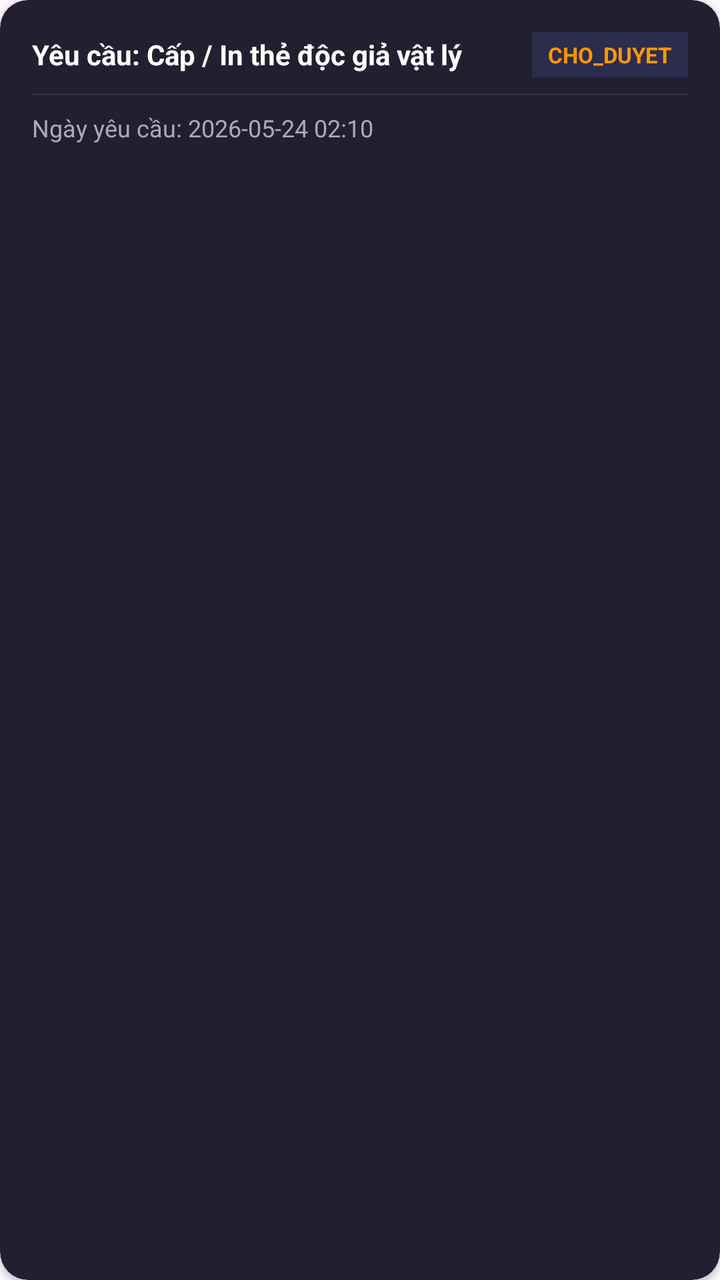
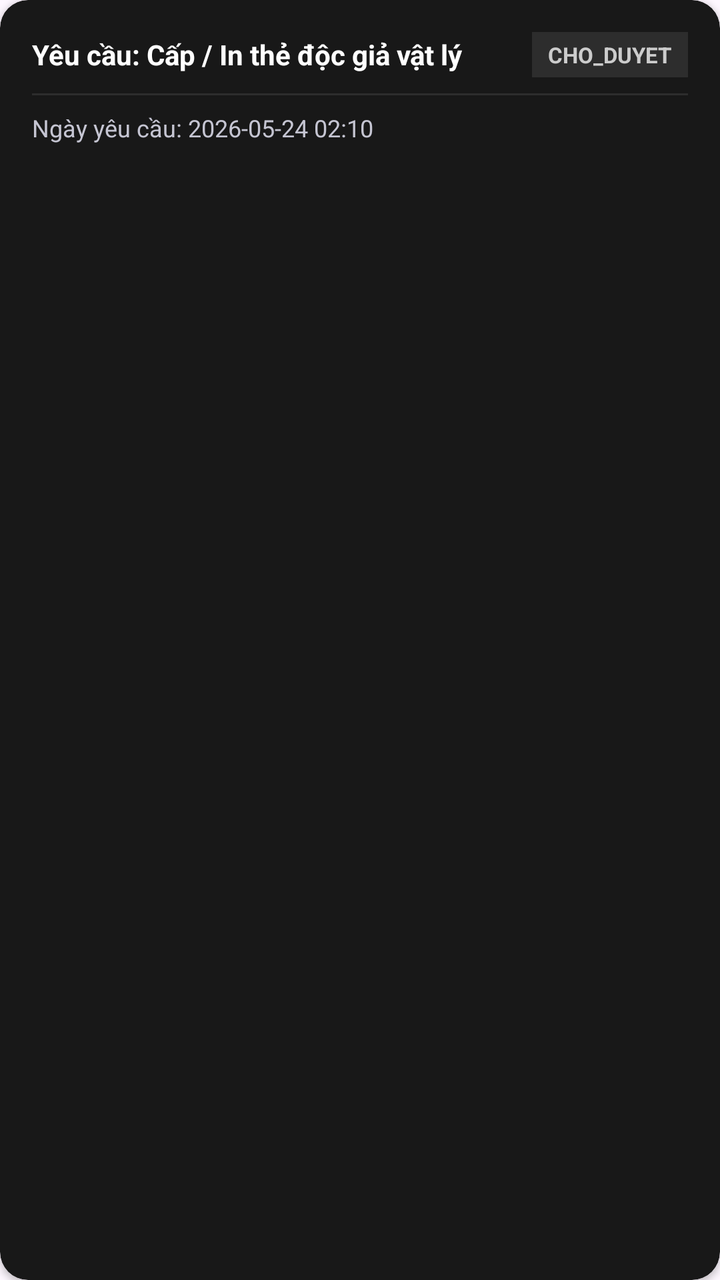

Screens rendered from an Android XML layout before and after an edit, with the pre-edit source and the edit as a unified diff.
<!-- AndroidManifest.xml: application theme Theme.QLTV -->
<!-- res/layout/item_my_request_card.xml -->
<?xml version="1.0" encoding="utf-8"?>
<androidx.cardview.widget.CardView xmlns:android="http://schemas.android.com/apk/res/android"
    xmlns:app="http://schemas.android.com/apk/res-auto"
    android:layout_width="match_parent"
    android:layout_height="wrap_content"
    android:layout_marginHorizontal="4dp"
    android:layout_marginVertical="6dp"
    app:cardBackgroundColor="#212030"
    app:cardCornerRadius="14dp"
    app:cardElevation="2dp">

    <LinearLayout
        android:layout_width="match_parent"
        android:layout_height="wrap_content"
        android:orientation="vertical"
        android:padding="16dp">

        <LinearLayout
            android:layout_width="match_parent"
            android:layout_height="wrap_content"
            android:gravity="center_vertical"
            android:orientation="horizontal">

            <TextView
                android:layout_width="0dp"
                android:layout_height="wrap_content"
                android:layout_weight="1"
                android:text="Yêu cầu: Cấp / In thẻ độc giả vật lý"
                android:textColor="#FFFFFF"
                android:textSize="14sp"
                android:textStyle="bold" />

            <TextView
                android:id="@+id/badgeMyCardReqStatus"
                android:layout_width="wrap_content"
                android:layout_height="wrap_content"
                android:background="#2E2C4D"
                android:paddingHorizontal="8dp"
                android:paddingVertical="4dp"
                android:text="CHO_DUYET"
                android:textColor="#FF9800"
                android:textSize="11sp"
                android:textStyle="bold" />
        </LinearLayout>

        <View
            android:layout_width="match_parent"
            android:layout_height="1dp"
            android:layout_marginVertical="8dp"
            android:background="#2E2C4D" />

        <TextView
            android:id="@+id/txtMyCardReqDate"
            android:layout_width="wrap_content"
            android:layout_height="wrap_content"
            android:text="Ngày yêu cầu: 2026-05-24 02:10"
            android:textColor="#B0A8B9"
            android:textSize="12sp" />

        <TextView
            android:id="@+id/txtMyCardReqPickup"
            android:layout_width="wrap_content"
            android:layout_height="wrap_content"
            android:layout_marginTop="2dp"
            android:text="Tình trạng nhận: Đã nhận thẻ tại quầy"
            android:textColor="#4CAF50"
            android:textSize="12sp"
            android:textStyle="bold"
            android:visibility="gone" />

        <TextView
            android:id="@+id/txtMyCardReqReason"
            android:layout_width="wrap_content"
            android:layout_height="wrap_content"
            android:layout_marginTop="2dp"
            android:text="Lý do từ chối: -"
            android:textColor="#FF5252"
            android:textSize="12sp"
            android:textStyle="italic"
            android:visibility="gone" />

    </LinearLayout>
</androidx.cardview.widget.CardView>
<!-- resources referenced by this layout -->
<resources>
  <style name="Theme.QLTV" parent="Base.Theme.QLTV" />
  <style name="Base.Theme.QLTV" parent="Theme.Material3.DayNight.NoActionBar">
          
          
      </style>
</resources>

<!-- the commit's change to res/layout/item_my_request_card.xml (unified diff, before → after) -->
@@ -5,7 +5,7 @@
     android:layout_height="wrap_content"
     android:layout_marginHorizontal="4dp"
     android:layout_marginVertical="6dp"
-    app:cardBackgroundColor="#212030"
+    app:cardBackgroundColor="#181818"
     app:cardCornerRadius="14dp"
     app:cardElevation="2dp">
 
@@ -34,11 +34,11 @@
                 android:id="@+id/badgeMyCardReqStatus"
                 android:layout_width="wrap_content"
                 android:layout_height="wrap_content"
-                android:background="#2E2C4D"
+                android:background="#2D2D2D"
                 android:paddingHorizontal="8dp"
                 android:paddingVertical="4dp"
                 android:text="CHO_DUYET"
-                android:textColor="#FF9800"
+                android:textColor="#CCCCCC"
                 android:textSize="11sp"
                 android:textStyle="bold" />
         </LinearLayout>
@@ -47,14 +47,14 @@
             android:layout_width="match_parent"
             android:layout_height="1dp"
             android:layout_marginVertical="8dp"
-            android:background="#2E2C4D" />
+            android:background="#2D2D2D" />
 
         <TextView
             android:id="@+id/txtMyCardReqDate"
             android:layout_width="wrap_content"
             android:layout_height="wrap_content"
             android:text="Ngày yêu cầu: 2026-05-24 02:10"
-            android:textColor="#B0A8B9"
+            android:textColor="#C5C5D2"
             android:textSize="12sp" />
 
         <TextView
@@ -63,7 +63,7 @@
             android:layout_height="wrap_content"
             android:layout_marginTop="2dp"
             android:text="Tình trạng nhận: Đã nhận thẻ tại quầy"
-            android:textColor="#4CAF50"
+            android:textColor="#E0E0E0"
             android:textSize="12sp"
             android:textStyle="bold"
             android:visibility="gone" />
@@ -74,7 +74,7 @@
             android:layout_height="wrap_content"
             android:layout_marginTop="2dp"
             android:text="Lý do từ chối: -"
-            android:textColor="#FF5252"
+            android:textColor="#E0E0E0"
             android:textSize="12sp"
             android:textStyle="italic"
             android:visibility="gone" />
